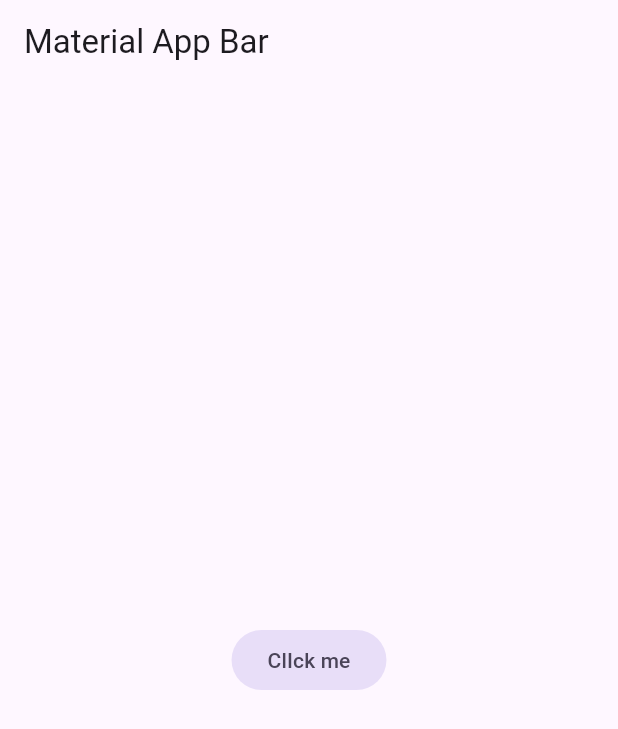
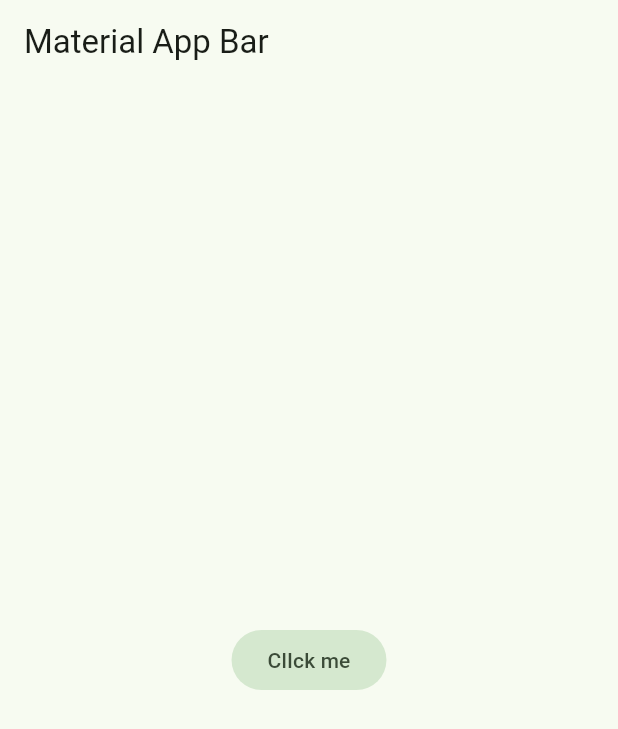
Before and after one commit to ErickDev-T/Chat-App-Dark, a Flutter app: the screen it shows after launch, on a phone screen of 412 x 824 dp. Shown: the top 729 px of the screen. Run offline on Flutter 3.47's test engine with Material 3 defaults, Android fonts, the phone set to English and light mode, and no system bars.

Commit message:
Changing theme

```diff
--- /dev/null
+++ b/lib/config/theme/app_theme.dart
@@ -0,0 +1,27 @@
+import 'package:flutter/material.dart';
+
+const Color _customColor = Color(0XFF5C11D4);
+
+const List<Color> _colorTheme = [
+  _customColor,
+  Colors.black,
+  Colors.blue,
+  Colors.pink,
+  Colors.yellow,
+  Colors.white,
+  Colors.green,
+  Colors.teal
+];
+
+class AppTheme {
+  final int selectedColor;
+
+  AppTheme({this.selectedColor = 0})
+      : assert(selectedColor >= 0 && selectedColor <= _colorTheme.length - 1,
+            'Color mush be between 0 and ${_colorTheme.length}');
+
+  ThemeData theme() {
+    return ThemeData(
+        colorSchemeSeed: _colorTheme[selectedColor], useMaterial3: true);
+  }
+}
--- a/lib/main.dart
+++ b/lib/main.dart
@@ -1,4 +1,5 @@
 import 'package:flutter/material.dart';
+import 'package:yes_no_app/config/theme/app_theme.dart';
 
 void main() => runApp(const MyApp());
 
@@ -10,6 +11,7 @@ class MyApp extends StatelessWidget {
     return MaterialApp(
       title: 'Material App',
       debugShowCheckedModeBanner: false,
+      theme: AppTheme(selectedColor: 6).theme(),
       home: Scaffold(
         appBar: AppBar(
           title: const Text('Material App Bar'),
```
